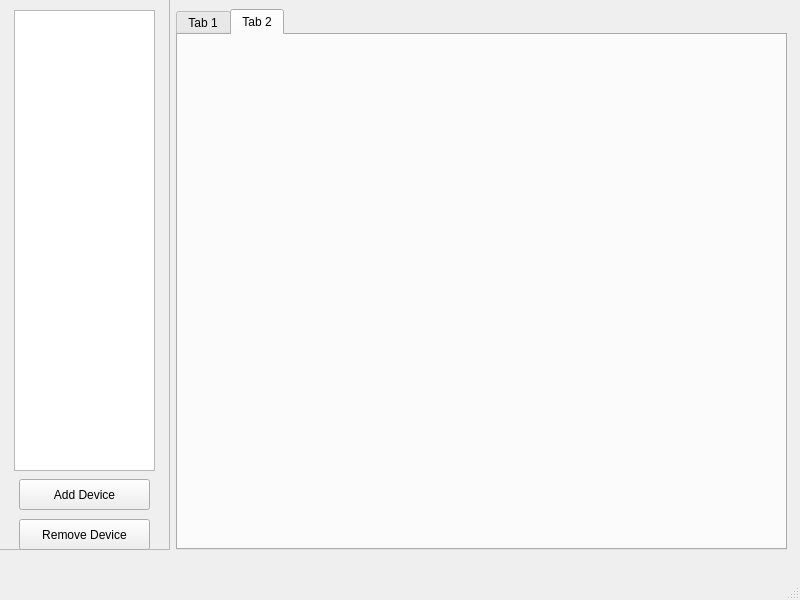
WebDesignbyTM/CAN_simulator, file mainwindow.ui: the form before one commit.
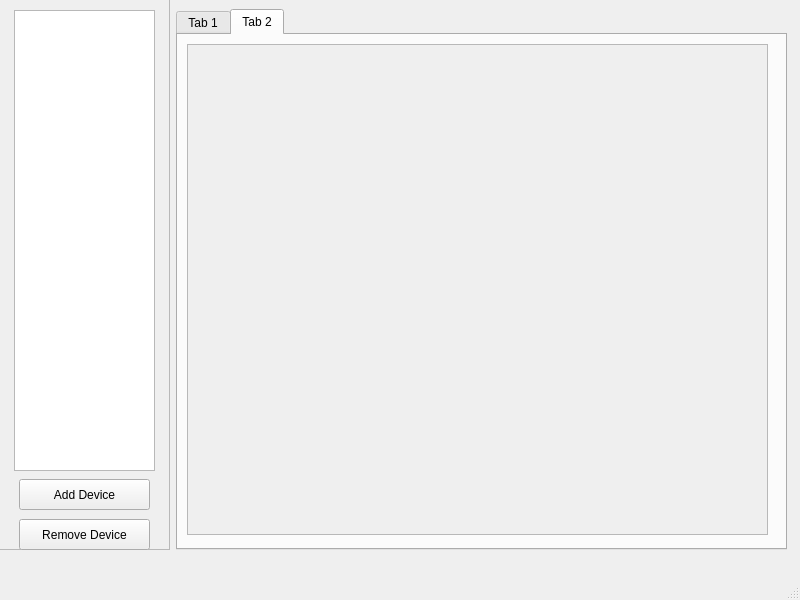
The form after the commit. The open tabs and pages were chosen to show the change.

What changed in the file:
```diff
--- a/mainwindow.ui
+++ b/mainwindow.ui
@@ -97,6 +97,29 @@
      <attribute name="title">
       <string>Tab 2</string>
      </attribute>
+     <widget class="QScrollArea" name="scrollArea">
+      <property name="geometry">
+       <rect>
+        <x>9</x>
+        <y>9</y>
+        <width>581</width>
+        <height>491</height>
+       </rect>
+      </property>
+      <property name="widgetResizable">
+       <bool>true</bool>
+      </property>
+      <widget class="QWidget" name="scrollAreaWidgetContents">
+       <property name="geometry">
+        <rect>
+         <x>0</x>
+         <y>0</y>
+         <width>579</width>
+         <height>489</height>
+        </rect>
+       </property>
+      </widget>
+     </widget>
     </widget>
    </widget>
   </widget>
```
Left out of the diff: 2 changed lines with no effect on the pictures.
